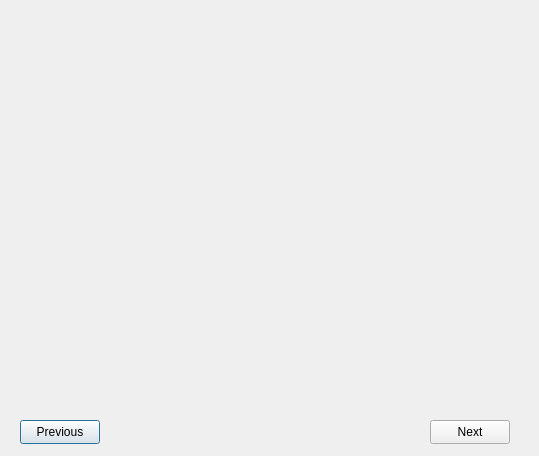
The window that forms/tripdialog.ui (DimitriChrysafis/CollegeDistanceProject) describes before a commit, drawn with Qt 5.
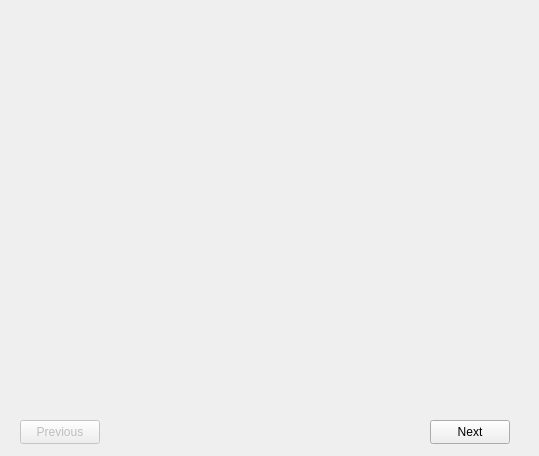
The same window after the commit.

What changed in the file:
```diff
--- a/forms/tripdialog.ui
+++ b/forms/tripdialog.ui
@@ -14,6 +14,9 @@
    <string>Dialog</string>
   </property>
   <widget class="QPushButton" name="button_previous">
+   <property name="enabled">
+    <bool>false</bool>
+   </property>
    <property name="geometry">
     <rect>
      <x>20</x>
```
Left out of the diff: 13 changed lines with no effect on the pictures.
